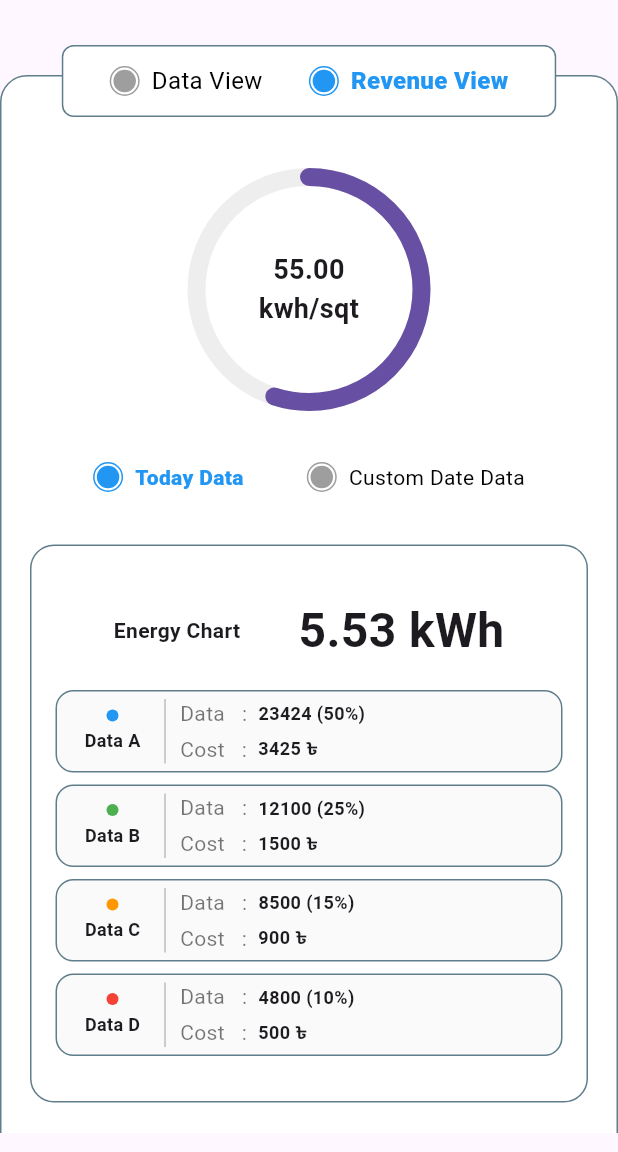
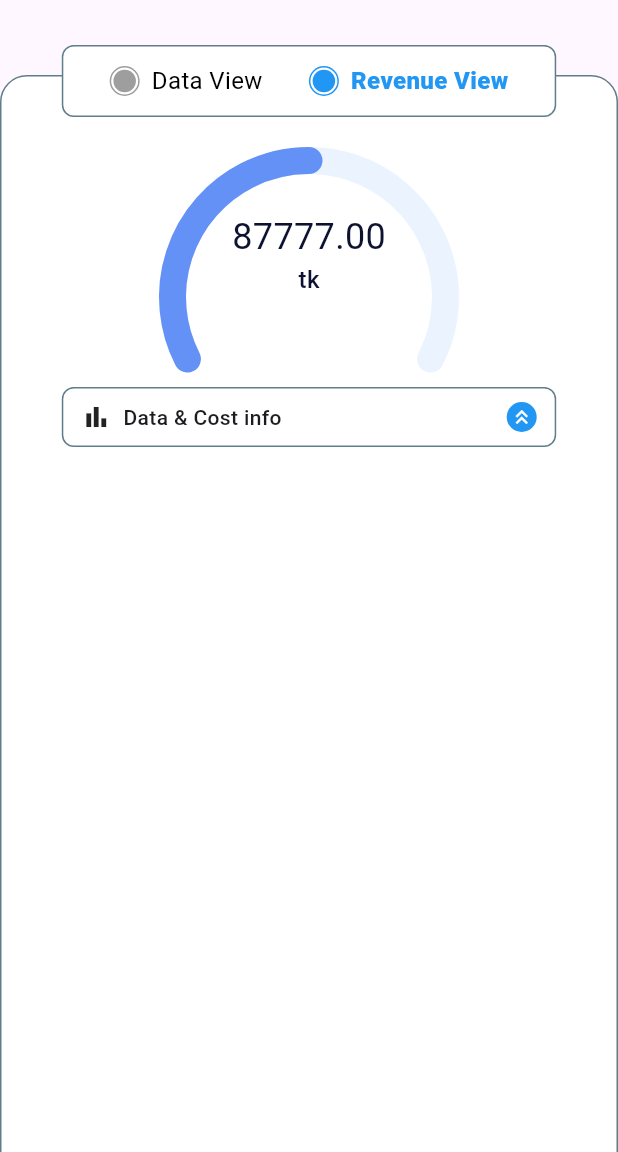
Before and after one commit to kbone1997/scuba_task_app, a Flutter app: the EnergyDashboard screen opened directly, after a tap on "Revenue View", on a phone screen of 412 x 824 dp, the part 84-1236 px from its top. Run offline on Flutter 3.47's test engine with Material 3 defaults, Android fonts, the phone set to English and light mode, and no system bars; our stand-ins replace flutter_svg.

Commit message:
finished the task

```diff
--- a/lib/electricity_dashboard_part.dart
+++ b/lib/electricity_dashboard_part.dart
@@ -1,7 +1,9 @@
 import 'package:flutter/material.dart';
 import 'package:scube_task_app/widgets/custom_app_bar.dart';
 import 'package:scube_task_app/widgets/energy_chart_widget.dart';
+import 'package:scube_task_app/widgets/expandable_data_card.dart';
 import 'package:scube_task_app/widgets/radio_button.dart';
+import 'package:scube_task_app/widgets/semi_circle_gauge.dart';
 
 class EnergyDashboard extends StatefulWidget {
   const EnergyDashboard({super.key});
@@ -87,35 +89,27 @@ class EnergyDashboardState extends State<EnergyDashboard> {
                       ),
                     ),
 
-                    SizedBox(height: 40),
+                    SizedBox(height: 20),
 
                     // 2. Rounded Progress Bar with Text Inside
-                    Stack(
-                      alignment: Alignment.center,
-                      children: [
+                    if (isRevenueView) ...[
+                      GaugeWidget(value: 87777.00, unit: 'tk'),
+                    ] else ...[
+                      GaugeWidget(value: 57.00, unit: 'kWh/Sqft'),
+                    ],
+
+                    SizedBox(height: 60),
+
+                    if (isRevenueView) ...[
                       SizedBox(
-                          width: 150,
-                          height: 150,
-                          child: CircularProgressIndicator(
-                            value: 0.55, // 55%
-                            strokeWidth: 12,
-                            backgroundColor: Colors.grey[200],
-                            strokeCap: StrokeCap.round,
+                        width: MediaQuery.of(context).size.width,
+                        height: MediaQuery.of(context).size.height,
+                        child: Stack(
+                          alignment: Alignment.topCenter,
+                          children: [ExpandableDataCard()],
                         ),
                       ),
-                        Text(
-                          "55.00\nkwh/sqt",
-                          textAlign: TextAlign.center,
-                          style: TextStyle(
-                            fontSize: 18,
-                            fontWeight: FontWeight.bold,
-                          ),
-                        ),
-                      ],
-                    ),
-
-                    SizedBox(height: 40),
-
+                    ] else ...[
                       // 3. Selection: Today Data vs Custom Data
                       Row(
                         mainAxisAlignment: MainAxisAlignment.spaceEvenly,
@@ -172,6 +166,7 @@ class EnergyDashboardState extends State<EnergyDashboard> {
                       SizedBox(height: 15),
                       EnergyChartWidget(),
                     ],
+                  ],
                 ),
               ),
             ],
--- /dev/null
+++ b/lib/widgets/expandable_data_card.dart
@@ -0,0 +1,96 @@
+import 'package:flutter/material.dart';
+
+class ExpandableDataCard extends StatefulWidget {
+  const ExpandableDataCard({super.key});
+
+  @override
+  State<ExpandableDataCard> createState() => _ExpandableDataCardState();
+}
+
+class _ExpandableDataCardState extends State<ExpandableDataCard> {
+  bool isExpanded = false;
+
+  @override
+  Widget build(BuildContext context) {
+    return Column(
+      children: [
+        // The Main Trigger Header
+        GestureDetector(
+          onTap: () => setState(() => isExpanded = !isExpanded),
+          child: Container(
+            decoration: BoxDecoration(
+              border: Border.all(color: Colors.blueGrey),
+              borderRadius: BorderRadius.circular(8),
+            ),
+            width: MediaQuery.of(context).size.width * 0.8,
+            height: 40,
+            child: Padding(
+              padding: const EdgeInsets.symmetric(horizontal: 12),
+              child: Row(
+                children: [
+                  const Icon(Icons.bar_chart, size: 20),
+                  const SizedBox(width: 8),
+                  const Text(
+                    'Data & Cost info',
+                    style: TextStyle(fontWeight: FontWeight.w500),
+                  ),
+                  const Spacer(),
+                  // Circular Icon Container
+                  Container(
+                    padding: const EdgeInsets.all(2),
+                    decoration: const BoxDecoration(
+                      color: Colors.blue,
+                      shape: BoxShape.circle,
+                    ),
+                    child: Icon(
+                      isExpanded
+                          ? Icons.keyboard_double_arrow_down
+                          : Icons.keyboard_double_arrow_up,
+                      size: 16,
+                      color: Colors.white,
+                    ),
+                  ),
+                ],
+              ),
+            ),
+          ),
+        ),
+
+        // The Expandable Section
+        if (isExpanded)
+          Container(
+            width: MediaQuery.of(context).size.width * 0.8,
+            margin: const EdgeInsets.only(top: 8),
+            padding: const EdgeInsets.all(12),
+            decoration: BoxDecoration(
+              color: Colors.grey[50],
+              border: Border.all(color: Colors.blueGrey.withOpacity(0.5)),
+              borderRadius: BorderRadius.circular(8),
+            ),
+            child: Column(
+              children: [
+                _buildDataRow("Data 1", "9832948723"),
+                _buildDataRow("Cost 1", "983948"),
+                const Divider(),
+                _buildDataRow("Data 2", "938938493"),
+                _buildDataRow("Cost 2", "9039449"),
+              ],
+            ),
+          ),
+      ],
+    );
+  }
+
+  Widget _buildDataRow(String label, String value) {
+    return Padding(
+      padding: const EdgeInsets.symmetric(vertical: 4),
+      child: Row(
+        mainAxisAlignment: MainAxisAlignment.spaceBetween,
+        children: [
+          Text("$label :", style: const TextStyle(color: Colors.black87)),
+          Text(value, style: const TextStyle(fontWeight: FontWeight.bold)),
+        ],
+      ),
+    );
+  }
+}
--- /dev/null
+++ b/lib/widgets/semi_circle_gauge.dart
@@ -0,0 +1,103 @@
+import 'package:flutter/material.dart';
+import 'dart:math' as math;
+
+class GaugeWidget extends StatelessWidget {
+  final double value;
+  final String unit; // The unit text (e.g., kWh/Sqft)
+  final double percentage; // 0.0 to 1.0 for the progress
+
+  const GaugeWidget({
+    super.key,
+    required this.value,
+    required this.unit,
+    this.percentage = 0.5,
+  });
+
+  @override
+  Widget build(BuildContext context) {
+    return Column(
+      mainAxisSize: MainAxisSize.min,
+      children: [
+        CustomPaint(
+          size: const Size(200, 140),
+          painter: _GaugePainter(percentage: percentage),
+          child: SizedBox(
+            width: 200,
+            height: 100,
+            child: Column(
+              children: [
+                const Spacer(),
+                Text(
+                  value.toStringAsFixed(2),
+                  style: const TextStyle(
+                    fontSize: 24,
+                    fontWeight: FontWeight.normal,
+                    color: Color(0xFF0D1231), // Dark Navy
+                  ),
+                ),
+                Text(
+                  unit,
+                  style: const TextStyle(
+                    fontSize: 16,
+                    color: Color(0xFF0D1231), // Dark Navy
+                    fontWeight: FontWeight.w500,
+                  ),
+                ),
+              ],
+            ),
+          ),
+        ),
+      ],
+    );
+  }
+}
+
+class _GaugePainter extends CustomPainter {
+  final double percentage;
+
+  _GaugePainter({required this.percentage});
+
+  @override
+  void paint(Canvas canvas, Size size) {
+    const double strokeWidth = 18.0;
+    final Rect rect = Rect.fromLTWH(
+      strokeWidth / 2,
+      strokeWidth / 2,
+      size.width - strokeWidth,
+      size.height * 2 - strokeWidth,
+    );
+
+    // Config for the semi-circle (starts from left, goes to right)
+    const double startAngle = math.pi * 0.85;
+    const double sweepAngle = math.pi * 1.3;
+
+    // 1. Draw Background Arc (Light Blue)
+    final Paint backgroundPaint =
+        Paint()
+          ..color = const Color(0xFFEBF3FF) // Very light blue
+          ..strokeCap = StrokeCap.round
+          ..style = PaintingStyle.stroke
+          ..strokeWidth = strokeWidth;
+
+    canvas.drawArc(rect, startAngle, sweepAngle, false, backgroundPaint);
+
+    // 2. Draw Progress Arc (Vibrant Blue)
+    final Paint progressPaint =
+        Paint()
+          ..color = const Color(0xFF6391F5) // Medium blue from image
+          ..strokeCap = StrokeCap.round
+          ..style = PaintingStyle.stroke
+          ..strokeWidth = strokeWidth;
+
+    canvas.drawArc(
+      rect,
+      startAngle,
+      sweepAngle * percentage,
+      false,
+      progressPaint,
+    );
+  }
+
+  @override
+  bool shouldRepaint(covariant CustomPainter oldDelegate) => true;
+}
```
Lines whose indentation alone changed are shown as unchanged.
